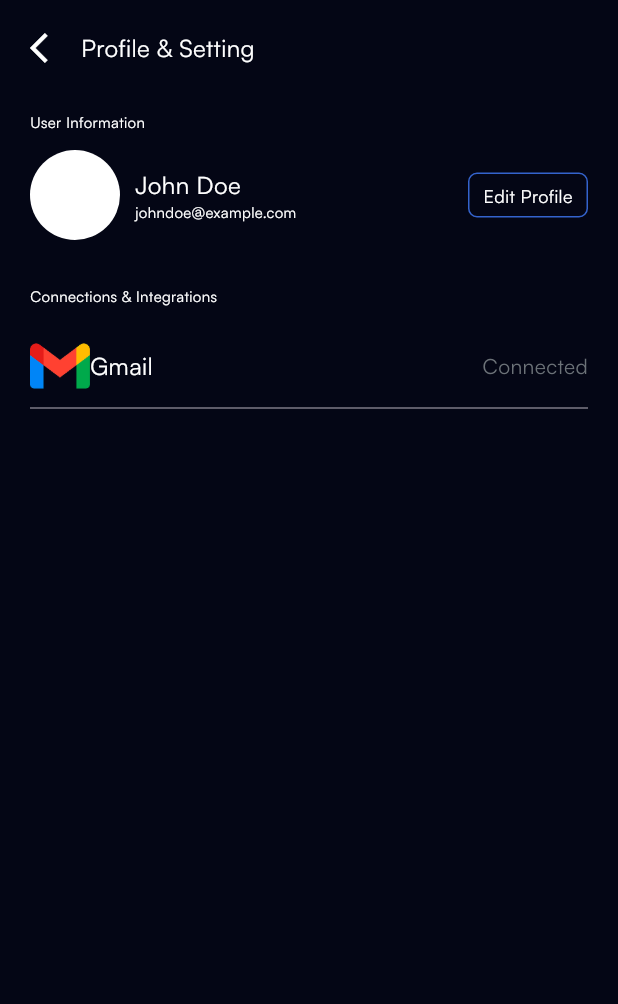
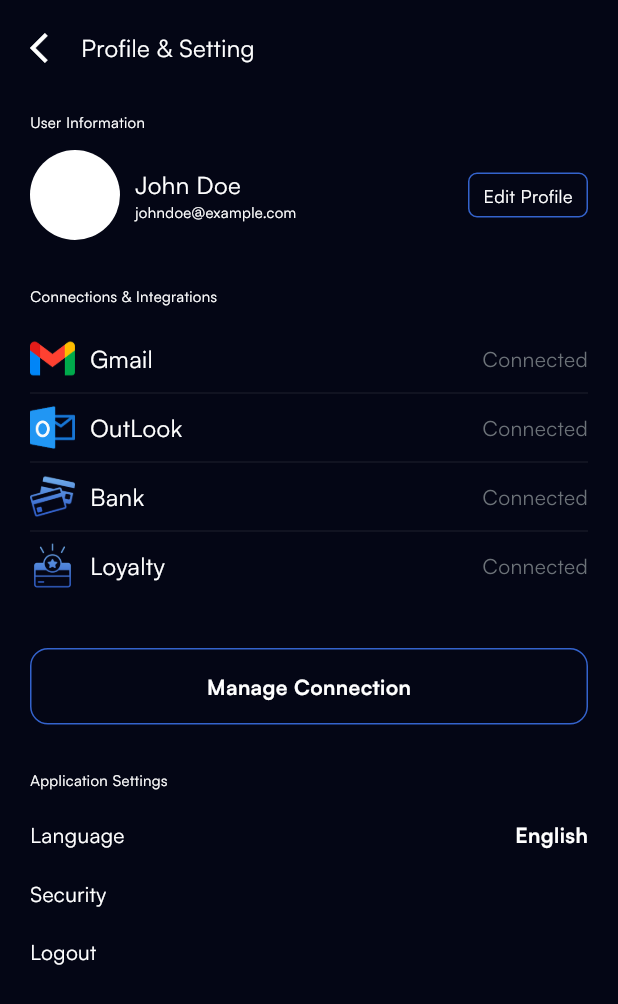
Before and after one commit to ba138/xium_app, a Flutter app: the ProfileScreen screen opened directly, on a phone screen of 412 x 824 dp. Shown: the top 1004 px of the screen. Run offline on Flutter 3.47's test engine with Material 3 defaults, Android fonts, the phone set to English and light mode, and no system bars; drawn by our look-alikes of flutter_animate; our stand-ins replace bounce, cached_network_image, flutter_svg, get.

Commit message:
complet profile sreen

```diff
--- a/lib/views/screens/profile/profile_screen.dart
+++ b/lib/views/screens/profile/profile_screen.dart
@@ -84,8 +84,35 @@ class ProfileScreen extends StatelessWidget {
               const SizedBox(height: 30),
               MyText(text: "Connections & Integrations", size: 10),
               const SizedBox(height: 20),
-              profileTile(),
-              Divider(thickness: 0.6),
+              profileTile(title: "Gmail", image: Assets.gmail),
+              Divider(thickness: 0.09),
+              profileTile(title: "OutLook", image: Assets.outlook),
+              Divider(thickness: 0.09),
+              profileTile(title: "Bank", image: Assets.bank),
+              Divider(thickness: 0.09),
+              profileTile(title: "Loyalty", image: Assets.loyalty),
+              const SizedBox(height: 40),
+              MyBorderButton(
+                buttonText: "Manage Connection",
+                onTap: () {},
+                bgColor: Colors.transparent,
+                radius: 12,
+                borderColor: AppColors.buttonColor,
+              ),
+              const SizedBox(height: 30),
+              MyText(text: "Application Settings", size: 10),
+              const SizedBox(height: 20),
+              Row(
+                children: [
+                  MyText(text: "Language"),
+                  Spacer(),
+                  MyText(text: "English", weight: FontWeight.bold),
+                ],
+              ),
+              const SizedBox(height: 20),
+              MyText(text: "Security"),
+              const SizedBox(height: 20),
+              MyText(text: "Logout"),
             ],
           ),
         ),
@@ -93,11 +120,12 @@ class ProfileScreen extends StatelessWidget {
     );
   }
 
-  Widget profileTile() {
+  Widget profileTile({required String image, required String title}) {
     return Row(
       children: [
-        CommonImageView(imagePath: Assets.gmail, height: 40),
-        MyText(text: "Gmail", size: 16),
+        CommonImageView(imagePath: image, height: 30),
+        const SizedBox(width: 10),
+        MyText(text: title, size: 16),
         Spacer(),
         MyText(text: "Connected", color: AppColors.grayColor),
       ],
```
